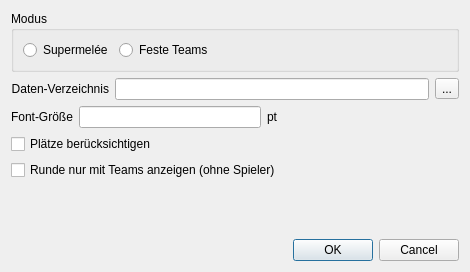
boulette42/petanque-tournament, file ui/settings_dlg.ui: the form before one commit.
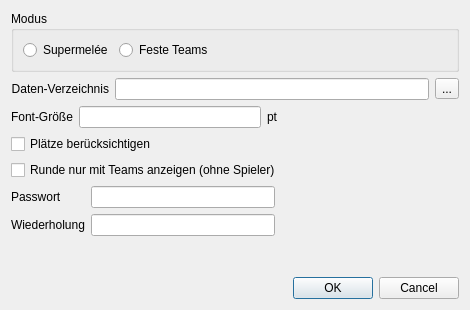
The form after the commit.

Commit message: features  - LockScreen with password (for real tournaments)  - automatic fullscreen mode for window on second screen  - more accepted delimiters in player files  - automatic creation of ids from player files  - support of Qt5.12

The edit to the form file:
```diff
--- a/ui/settings_dlg.ui
+++ b/ui/settings_dlg.ui
@@ -7,7 +7,7 @@
     <x>0</x>
     <y>0</y>
     <width>470</width>
-    <height>272</height>
+    <height>310</height>
    </rect>
   </property>
   <property name="windowTitle">
@@ -125,6 +125,51 @@
      </property>
     </widget>
    </item>
+   <item>
+    <layout class="QGridLayout" name="gridLayout">
+     <item row="0" column="0">
+      <widget class="QLabel" name="tlPassword">
+       <property name="text">
+        <string>Passwort</string>
+       </property>
+      </widget>
+     </item>
+     <item row="0" column="1">
+      <widget class="QLineEdit" name="lePassword">
+       <property name="echoMode">
+        <enum>QLineEdit::Password</enum>
+       </property>
+      </widget>
+     </item>
+     <item row="0" column="2">
+      <spacer name="horizontalSpacer_3">
+       <property name="orientation">
+        <enum>Qt::Horizontal</enum>
+       </property>
+       <property name="sizeHint" stdset="0">
+        <size>
+         <width>40</width>
+         <height>20</height>
+        </size>
+       </property>
+      </spacer>
+     </item>
+     <item row="1" column="0">
+      <widget class="QLabel" name="tlPasswordCopy">
+       <property name="text">
+        <string>Wiederholung</string>
+       </property>
+      </widget>
+     </item>
+     <item row="1" column="1">
+      <widget class="QLineEdit" name="lePasswordCopy">
+       <property name="echoMode">
+        <enum>QLineEdit::Password</enum>
+       </property>
+      </widget>
+     </item>
+    </layout>
+   </item>
    <item>
     <spacer name="verticalSpacer">
      <property name="orientation">
```
The commit also changes 17 other files.
